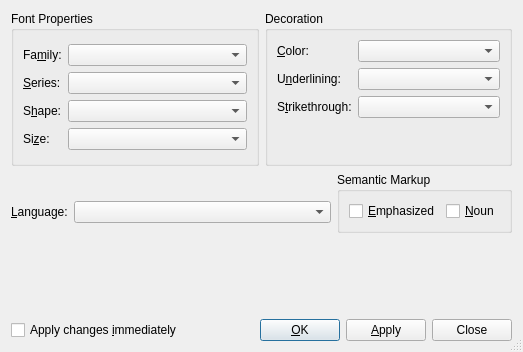
The window that src/frontends/qt4/ui/CharacterUi.ui (cburschka/lyx) describes before a commit, drawn with Qt 5.
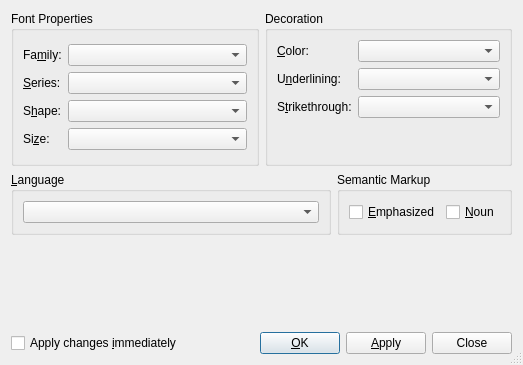
The same window after the commit.

Commit message: More UI tuning following Scott's suggestions

The edit to the form file:
```diff
--- a/src/frontends/qt4/ui/CharacterUi.ui
+++ b/src/frontends/qt4/ui/CharacterUi.ui
@@ -7,7 +7,7 @@
     <x>0</x>
     <y>0</y>
     <width>523</width>
-    <height>352</height>
+    <height>365</height>
    </rect>
   </property>
   <property name="windowTitle">
@@ -243,41 +243,14 @@
     </layout>
    </item>
    <item row="1" column="0">
-    <layout class="QHBoxLayout" name="horizontalLayout_3">
-     <item>
-      <layout class="QVBoxLayout" name="verticalLayout">
-       <item>
-        <spacer name="verticalSpacer">
-         <property name="orientation">
-          <enum>Qt::Vertical</enum>
-         </property>
-         <property name="sizeType">
-          <enum>QSizePolicy::Fixed</enum>
-         </property>
-         <property name="sizeHint" stdset="0">
-          <size>
-           <width>20</width>
-           <height>20</height>
-          </size>
-         </property>
-        </spacer>
-       </item>
-       <item>
         <layout class="QHBoxLayout" name="horizontalLayout">
          <item>
-          <widget class="QLabel" name="langLA">
-           <property name="toolTip">
-            <string>Language</string>
-           </property>
-           <property name="text">
-            <string>&amp;Language:</string>
-           </property>
-           <property name="buddy">
-            <cstring>langCO</cstring>
-           </property>
-          </widget>
-         </item>
-         <item>
+      <widget class="QGroupBox" name="groupBox_4">
+       <property name="title">
+        <string>&amp;Language</string>
+       </property>
+       <layout class="QGridLayout" name="gridLayout_7">
+        <item row="0" column="0">
           <widget class="QComboBox" name="langCO">
            <property name="sizePolicy">
             <sizepolicy hsizetype="MinimumExpanding" vsizetype="Fixed">
@@ -291,8 +264,7 @@
           </widget>
          </item>
         </layout>
-       </item>
-      </layout>
+      </widget>
      </item>
      <item>
       <widget class="QGroupBox" name="groupBox_3">
```
Lines whose indentation alone changed are shown as unchanged.
